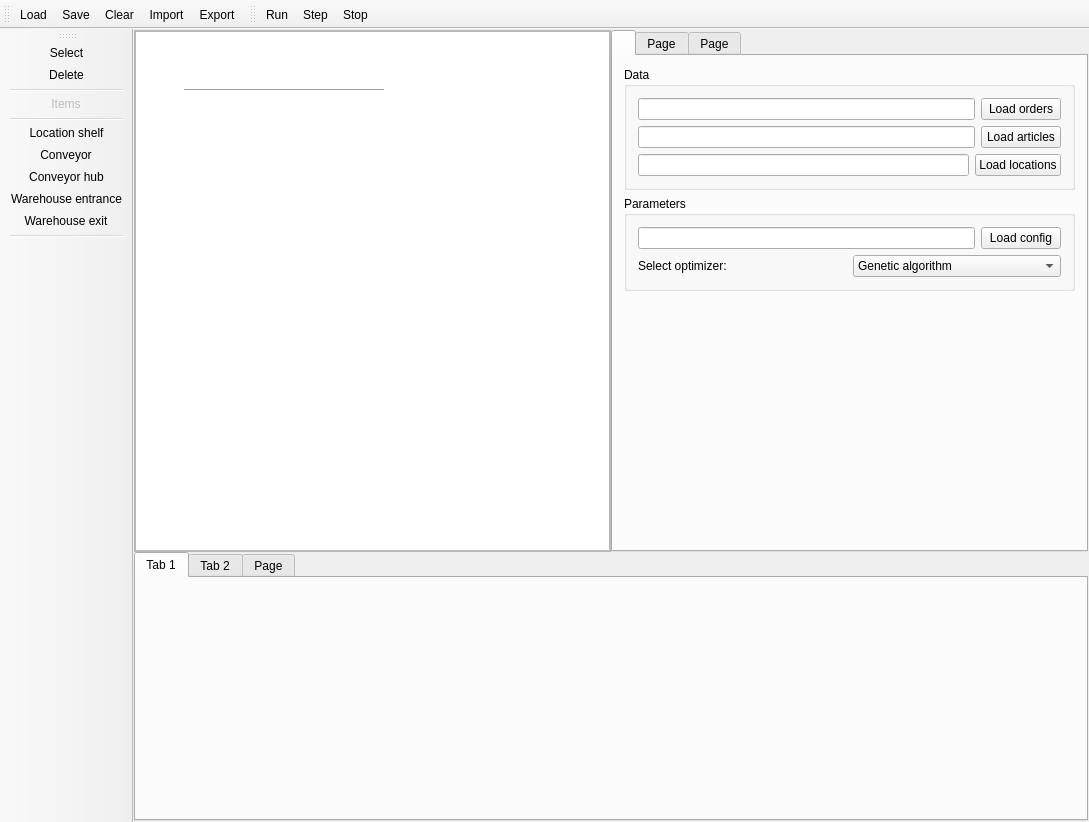
The window that src/gui/mainwindow.ui (kocica/warehouse-manager) describes before a commit, drawn with Qt 5.
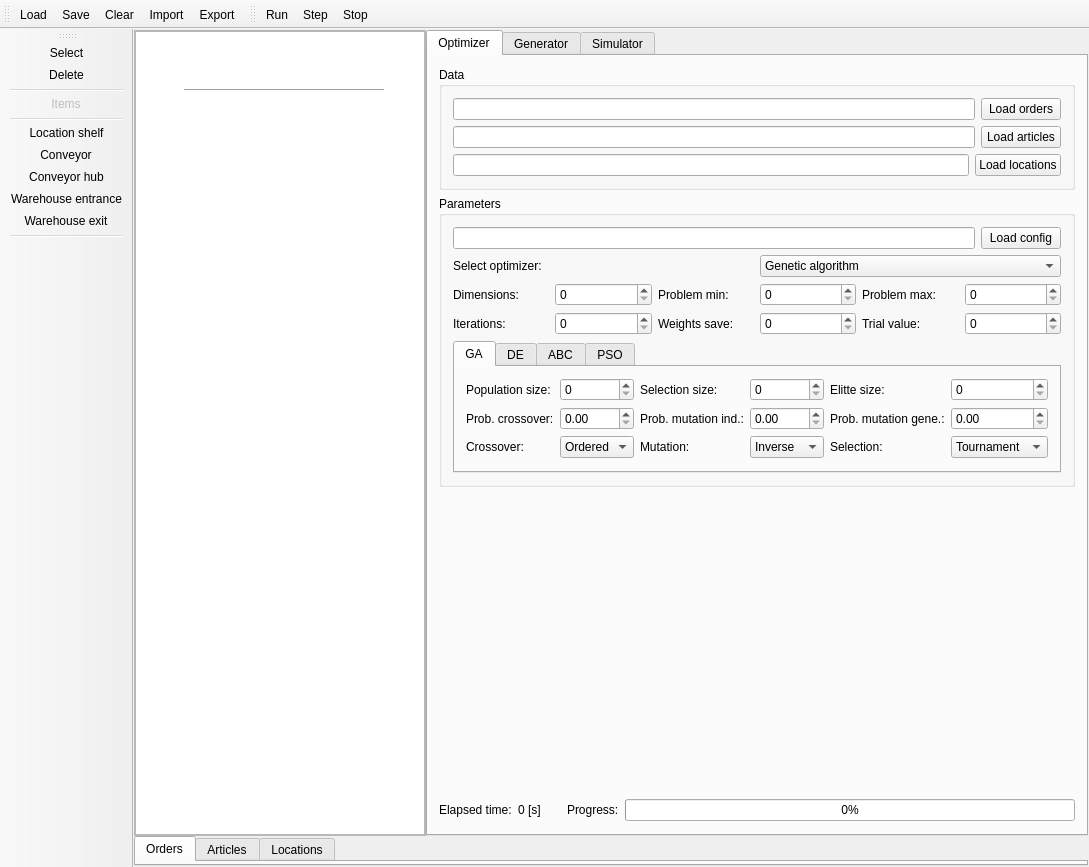
The same window after the commit. Icons and pictures are not drawn. Custom widgets are drawn as their Qt base class.

What changed in the file:
```diff
--- a/src/gui/mainwindow.ui
+++ b/src/gui/mainwindow.ui
@@ -152,7 +152,7 @@
           </property>
           <widget class="QWidget" name="optimizer" native="true">
            <attribute name="title">
-            <string/>
+            <string>Optimizer</string>
            </attribute>
            <layout class="QVBoxLayout" name="optimizerSettings">
             <item>
@@ -261,6 +261,287 @@
                  </item>
                 </layout>
                </item>
+               <item>
+                <layout class="QGridLayout" name="generalOptimizerSettings">
+                 <property name="bottomMargin">
+                  <number>0</number>
+                 </property>
+                 <item row="0" column="5">
+                  <widget class="QSpinBox" name="problemMax">
+                   <property name="maximum">
+                    <number>10000</number>
+                   </property>
+                  </widget>
+                 </item>
+                 <item row="0" column="1">
+                  <widget class="QSpinBox" name="numberDimensions">
+                   <property name="maximum">
+                    <number>1000</number>
+                   </property>
+                  </widget>
+                 </item>
+                 <item row="0" column="2">
+                  <widget class="QLabel" name="problemMinLabel">
+                   <property name="text">
+                    <string>Problem min:</string>
+                   </property>
+                  </widget>
+                 </item>
+                 <item row="0" column="3">
+                  <widget class="QSpinBox" name="problemMin">
+                   <property name="maximum">
+                    <number>10000</number>
+                   </property>
+                  </widget>
+                 </item>
+                 <item row="0" column="0">
+                  <widget class="QLabel" name="numberDimensionsLabel">
+                   <property name="text">
+                    <string>Dimensions:</string>
+                   </property>
+                  </widget>
+                 </item>
+                 <item row="0" column="4">
+                  <widget class="QLabel" name="problemMaxLabel">
+                   <property name="text">
+                    <string>Problem max:</string>
+                   </property>
+                  </widget>
+                 </item>
+                 <item row="1" column="0">
+                  <widget class="QLabel" name="iterationsLabel">
+                   <property name="text">
+                    <string>Iterations:</string>
+                   </property>
+                  </widget>
+                 </item>
+                 <item row="1" column="1">
+                  <widget class="QSpinBox" name="iterations">
+                   <property name="maximum">
+                    <number>100000</number>
+                   </property>
+                  </widget>
+                 </item>
+                 <item row="1" column="2">
+                  <widget class="QLabel" name="weightsLabel">
+                   <property name="text">
+                    <string>Weights save:</string>
+                   </property>
+                  </widget>
+                 </item>
+                 <item row="1" column="3">
+                  <widget class="QSpinBox" name="weights">
+                   <property name="maximum">
+                    <number>10000</number>
+                   </property>
+                  </widget>
+                 </item>
+                 <item row="1" column="4">
+                  <widget class="QLabel" name="trialValueLabel">
+                   <property name="text">
+                    <string>Trial value:</string>
+                   </property>
+                  </widget>
+                 </item>
+                 <item row="1" column="5">
+                  <widget class="QSpinBox" name="trialValue">
+                   <property name="maximum">
+                    <number>100</number>
+                   </property>
+                  </widget>
+                 </item>
+                </layout>
+               </item>
+               <item>
+                <widget class="QTabWidget" name="optimizersConfigsTab">
+                 <property name="currentIndex">
+                  <number>0</number>
+                 </property>
+                 <widget class="QWidget" name="gaConfig">
+                  <attribute name="title">
+                   <string>GA</string>
+                  </attribute>
+                  <layout class="QGridLayout" name="gridLayout_3">
+                   <item row="0" column="5">
+                    <widget class="QSpinBox" name="eliteSize">
+                     <property name="maximum">
+                      <number>100</number>
+                     </property>
+                    </widget>
+                   </item>
+                   <item row="1" column="0">
+                    <widget class="QLabel" name="probCrossoverLabel">
+                     <property name="text">
+                      <string>Prob. crossover:</string>
+                     </property>
+                    </widget>
+                   </item>
+                   <item row="0" column="4">
+                    <widget class="QLabel" name="eliteSizeLabel">
+                     <property name="text">
+                      <string>Elitte size:</string>
+                     </property>
+                    </widget>
+                   </item>
+                   <item row="0" column="2">
+                    <widget class="QLabel" name="selectionSizeLabel">
+                     <property name="text">
+                      <string>Selection size:</string>
+                     </property>
+                    </widget>
+                   </item>
+                   <item row="0" column="0">
+                    <widget class="QLabel" name="populationSizeLabel">
+                     <property name="text">
+                      <string>Population size: </string>
+                     </property>
+                    </widget>
+                   </item>
+                   <item row="1" column="4">
+                    <widget class="QLabel" name="probMutationGeneLabel">
+                     <property name="text">
+                      <string>Prob. mutation gene.:</string>
+                     </property>
+                    </widget>
+                   </item>
+                   <item row="1" column="2">
+                    <widget class="QLabel" name="probMutationIndLabel">
+                     <property name="text">
+                      <string>Prob. mutation ind.:</string>
+                     </property>
+                    </widget>
+                   </item>
+                   <item row="0" column="1">
+                    <widget class="QSpinBox" name="populationSize">
+                     <property name="maximum">
+                      <number>100000</number>
+                     </property>
+                    </widget>
+                   </item>
+                   <item row="1" column="1">
+                    <widget class="QDoubleSpinBox" name="probCrossover">
+                     <property name="maximum">
+                      <double>1.000000000000000</double>
+                     </property>
+                     <property name="singleStep">
+                      <double>0.100000000000000</double>
+                     </property>
+                    </widget>
+                   </item>
+                   <item row="1" column="3">
+                    <widget class="QDoubleSpinBox" name="probMutationInd">
+                     <property name="maximum">
+                      <double>1.000000000000000</double>
+                     </property>
+                     <property name="singleStep">
+                      <double>0.100000000000000</double>
+                     </property>
+                    </widget>
+                   </item>
+                   <item row="0" column="3">
+                    <widget class="QSpinBox" name="selectionSize">
+                     <property name="maximum">
+                      <number>100000</number>
+                     </property>
+                    </widget>
+                   </item>
+                   <item row="1" column="5">
+                    <widget class="QDoubleSpinBox" name="probMutationGene">
+                     <property name="maximum">
+                      <double>1.000000000000000</double>
+                     </property>
+                     <property name="singleStep">
+                      <double>0.100000000000000</double>
+                     </property>
+                    </widget>
+                   </item>
+                   <item row="2" column="0">
+                    <widget class="QLabel" name="crossoverGaLabel">
+                     <property name="text">
+                      <string>Crossover:</string>
+                     </property>
+                    </widget>
+                   </item>
+                   <item row="2" column="1">
+                    <widget class="QComboBox" name="crossoverGa">
+                     <item>
+                      <property name="text">
+                       <string>Ordered</string>
+                      </property>
+                     </item>
+                    </widget>
+                   </item>
+                   <item row="2" column="2">
+                    <widget class="QLabel" name="mutationGaLabel">
+                     <property name="text">
+                      <string>Mutation:</string>
+                     </property>
+                    </widget>
+                   </item>
+                   <item row="2" column="3">
+                    <widget class="QComboBox" name="mutationGa">
+                     <item>
+                      <property name="text">
+                       <string>Inverse</string>
+                      </property>
+                     </item>
+                     <item>
+                      <property name="text">
+                       <string>Ordered</string>
+                      </property>
+                     </item>
+                    </widget>
+                   </item>
+                   <item row="2" column="4">
+                    <widget class="QLabel" name="selectionGaLabel">
+                     <property name="text">
+                      <string>Selection:</string>
+                     </property>
+                    </widget>
+                   </item>
+                   <item row="2" column="5">
+                    <widget class="QComboBox" name="selectionGa">
+                     <item>
+                      <property name="text">
+                       <string>Tournament</string>
+                      </property>
+                     </item>
+                     <item>
+                      <property name="text">
+                       <string>Truncate</string>
+                      </property>
+                     </item>
+                     <item>
+                      <property name="text">
+                       <string>Roulette</string>
+                      </property>
+                     </item>
+                     <item>
+                      <property name="text">
+                       <string>Rank</string>
+                      </property>
+                     </item>
+                    </widget>
+                   </item>
+                  </layout>
+                 </widget>
+                 <widget class="QWidget" name="deConfig">
+                  <attribute name="title">
+                   <string>DE</string>
+                  </attribute>
+                 </widget>
+                 <widget class="QWidget" name="abcConfig">
+                  <attribute name="title">
+                   <string>ABC</string>
+                  </attribute>
+                 </widget>
+                 <widget class="QWidget" name="psoConfig">
+                  <attribute name="title">
+                   <string>PSO</string>
+                  </attribute>
+                 </widget>
+                </widget>
+               </item>
               </layout>
              </widget>
             </item>
@@ -269,11 +550,62 @@
               <property name="minimumSize">
                <size>
                 <width>0</width>
-                <height>200</height>
+                <height>300</height>
                </size>
               </property>
              </widget>
             </item>
+            <item>
+             <layout class="QHBoxLayout" name="optProgressLayout">
+              <property name="bottomMargin">
+               <number>0</number>
+              </property>
+              <item>
+               <widget class="QLabel" name="elapsedTimeLabel">
+                <property name="text">
+                 <string>Elapsed time:</string>
+                </property>
+               </widget>
+              </item>
+              <item>
+               <widget class="QLabel" name="elapsedTime">
+                <property name="text">
+                 <string>0 [s]</string>
+                </property>
+               </widget>
+              </item>
+              <item>
+               <spacer name="horizontalSpacer">
+                <property name="orientation">
+                 <enum>Qt::Horizontal</enum>
+                </property>
+                <property name="sizeType">
+                 <enum>QSizePolicy::Fixed</enum>
+                </property>
+                <property name="sizeHint" stdset="0">
+                 <size>
+                  <width>20</width>
+                  <height>20</height>
+                 </size>
+                </property>
+               </spacer>
+              </item>
+              <item>
+               <widget class="QLabel" name="label">
+                <property name="text">
+                 <string>Progress:</string>
+                </property>
+               </widget>
+              </item>
+              <item>
+               <widget class="QProgressBar" name="optimizationProgressBar">
+                <property name="value">
+                 <number>0</number>
+                </property>
+               </widget>
+              </item>
+             </layout>
+            </item>
             <item>
              <spacer name="verticalSpacer">
               <property name="orientation">
@@ -291,12 +623,12 @@
           </widget>
           <widget class="QWidget" name="generator">
            <attribute name="title">
-            <string>Page</string>
+            <string>Generator</string>
            </attribute>
           </widget>
           <widget class="QWidget" name="simulator">
            <attribute name="title">
-            <string>Page</string>
+            <string>Simulator</string>
            </attribute>
           </widget>
          </widget>
@@ -310,17 +642,17 @@
         </property>
         <widget class="QWidget" name="orders">
          <attribute name="title">
-          <string>Tab 1</string>
+          <string>Orders</string>
          </attribute>
         </widget>
         <widget class="QWidget" name="articles">
          <attribute name="title">
-          <string>Tab 2</string>
+          <string>Articles</string>
          </attribute>
         </widget>
         <widget class="QWidget" name="locations">
          <attribute name="title">
-          <string>Page</string>
+          <string>Locations</string>
          </attribute>
         </widget>
        </widget>
```
Left out of the diff: 2 changed lines with no effect on the pictures.
